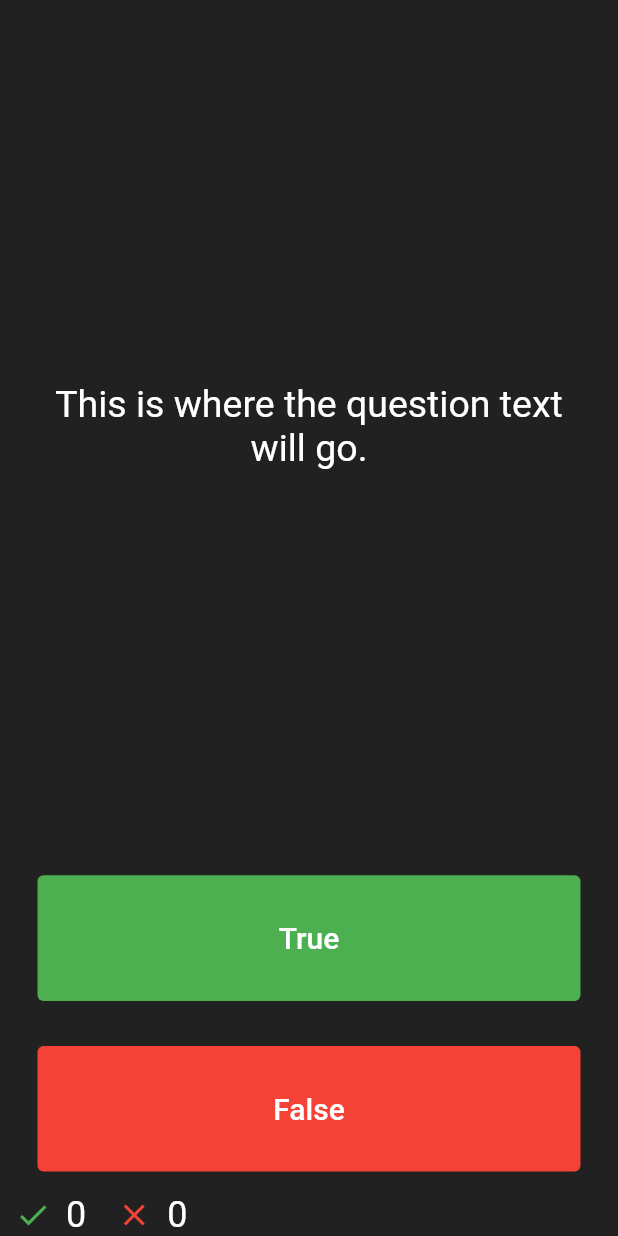
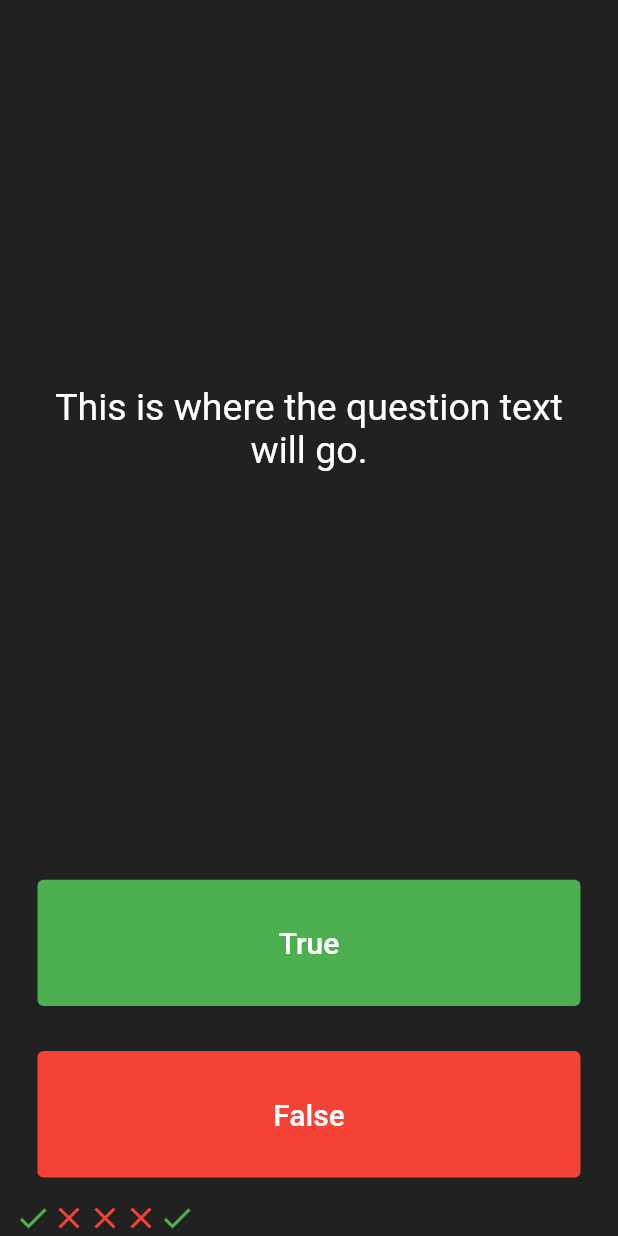
Before and after one commit to Brofistansh/Quizzler, a Flutter app: the screen it shows after launch, after a tap on "True", on a phone screen of 412 x 824 dp. Run offline on Flutter 3.47's test engine with Material 2 defaults, Android fonts, the phone set to English and light mode, and no system bars.

Commit message:
list added for check and close

```diff
--- a/lib/main.dart
+++ b/lib/main.dart
@@ -10,7 +10,7 @@ class Quizzler extends StatelessWidget {
         backgroundColor: Colors.grey.shade900,
         body: SafeArea(
           child: Padding(
-            padding: EdgeInsets.symmetric(horizontal: 10.0),
+            padding: const EdgeInsets.symmetric(horizontal: 10.0),
             child: QuizPage(),
           ),
         ),
@@ -25,13 +25,31 @@ class QuizPage extends StatefulWidget {
 }
 
 class _QuizPageState extends State<QuizPage> {
+  List<Icon> ScoreKeeper =[
+    Icon(
+      Icons.check,
+      color: Colors.green,
+    ),
+    Icon(
+      Icons.close,
+      color: Colors.red,
+    ),
+    Icon(
+      Icons.close,
+      color: Colors.red,
+    ),
+    Icon(
+      Icons.close,
+      color: Colors.red,
+    ),
+  ];
   @override
   Widget build(BuildContext context) {
     return Column(
       mainAxisAlignment: MainAxisAlignment.spaceBetween,
       crossAxisAlignment: CrossAxisAlignment.stretch,
       children: <Widget>[
-        Expanded(
+        const Expanded(
           flex: 5,
           child: Padding(
             padding: EdgeInsets.all(10.0),
@@ -49,12 +67,12 @@ class _QuizPageState extends State<QuizPage> {
         ),
         Expanded(
           child: Padding(
-            padding: EdgeInsets.all(15.0),
+            padding: const EdgeInsets.all(15.0),
             child: TextButton(
               style: TextButton.styleFrom(
                 backgroundColor: Colors.green,
               ),
-              child: Text(
+              child: const Text(
                 'True',
                 style: TextStyle(
                   color: Colors.white,
@@ -63,18 +81,23 @@ class _QuizPageState extends State<QuizPage> {
               ),
               onPressed: () {
                 // The user picked true.
+                setState(() {
+                  ScoreKeeper.add(
+                      Icon(Icons.check, color: Colors.green,),
+                 );
+                });
               },
             ),
           ),
         ),
-        Expanded(
+        Expanded  (
           child: Padding(
-            padding: EdgeInsets.all(15.0),
+            padding: const EdgeInsets.all(15.0),
             child: TextButton(
               style: TextButton.styleFrom(
                 backgroundColor: Colors.red,
               ),
-              child: Text(
+              child: const Text(
                 'False',
                 style: TextStyle(
                   fontSize: 20.0,
@@ -83,38 +106,17 @@ class _QuizPageState extends State<QuizPage> {
               ),
               onPressed: () {
                 // The user picked false.
+                setState(() {
+                  ScoreKeeper.add(
+                    Icon(Icons.close, color: Colors.red,),
+                  );
+                });
               },
             ),
           ),
         ),
-        Row(
-          children: <Widget>[
-            Icon(
-              Icons.check,
-              color: Colors.green,
-            ),
-            SizedBox(width: 10.0),
-            Text(
-              '0',
-              style: TextStyle(
-                color: Colors.white,
-                fontSize: 24.0,
-              ),
-            ),
-            SizedBox(width: 20.0),
-            Icon(
-              Icons.close,
-              color: Colors.red,
-            ),
-            SizedBox(width: 10.0),
-            Text(
-              '0',
-              style: TextStyle(
-                color: Colors.white,
-                fontSize: 24.0,
-              ),
-            ),
-          ],
+         Row(
+          children: ScoreKeeper,
         ),
       ],
     );
```
